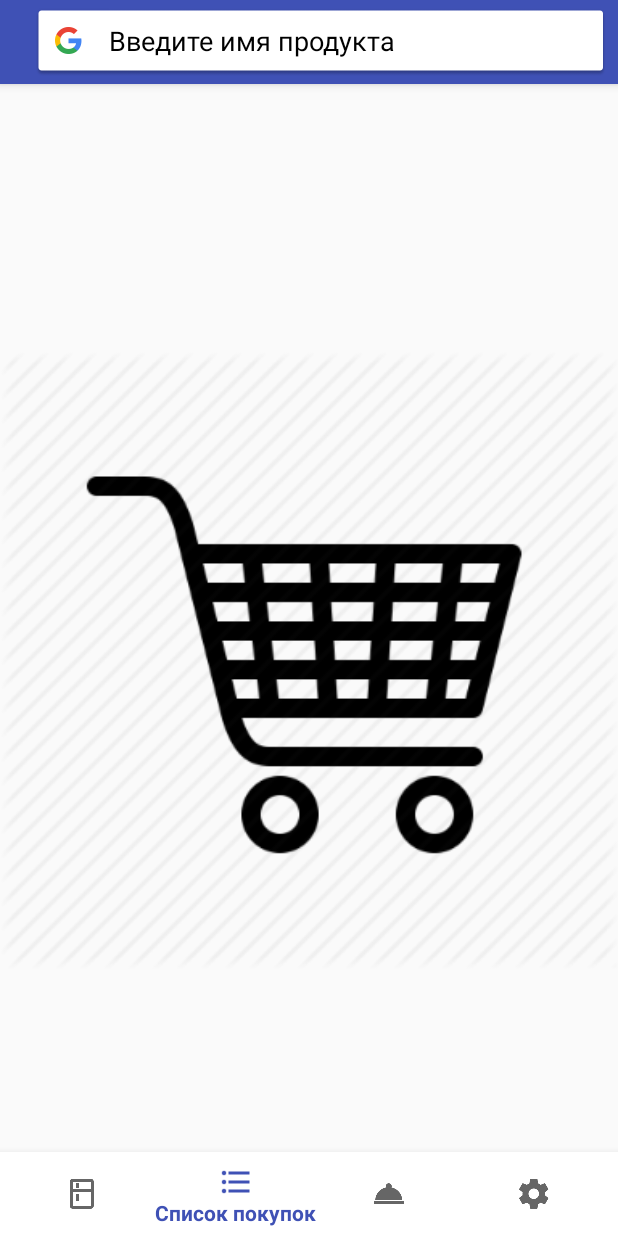
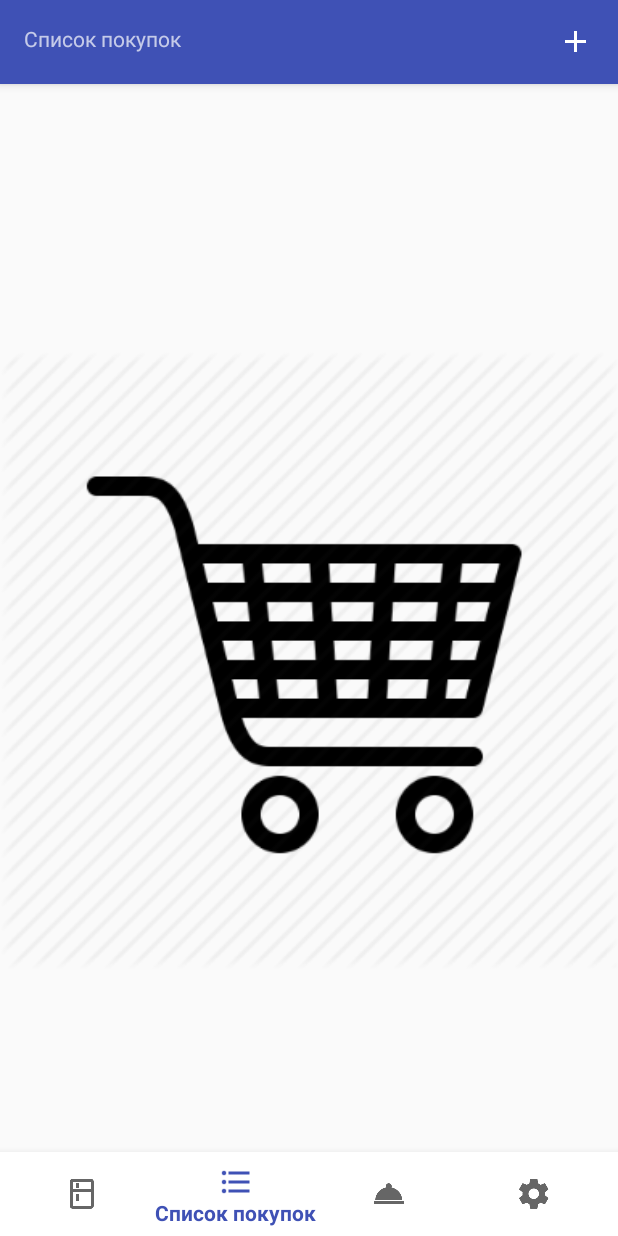
Before and after one commit to LidaVygonskaya/FoodTracker, an Android app: the ShoppingListActivity screen opened directly, with no data from a screen before it, on a phone screen of 412 x 824 dp. Run offline under Robolectric (Android 15) with nearby library versions, the phone set to English and light mode, and no system bars.

Commit message:
Add ShoppingList

```diff
--- a/app/src/main/AndroidManifest.xml
+++ b/app/src/main/AndroidManifest.xml
@@ -22,7 +22,6 @@
                 <category android:name="android.intent.category.LAUNCHER" />
             </intent-filter>
         </activity>
-        <activity android:name=".ScanActivity" />
         <activity android:name=".CameraScanActivity" />
 
         <meta-data
--- a/app/src/main/java/com/example/lida/foodtracker/MainActivity.java
+++ b/app/src/main/java/com/example/lida/foodtracker/MainActivity.java
@@ -74,8 +74,8 @@ public class MainActivity extends BaseActivity {
             return;
         }
         Bundle bundle = data.getExtras();
-        ArrayList<Product> reslutList = (ArrayList<Product>)bundle.getSerializable("BARCODES_LIST");
-        for (Product p:reslutList) {
+        ArrayList<Product> resultList = (ArrayList<Product>)bundle.getSerializable("BARCODES_LIST");
+        for (Product p:resultList) {
             productNames.add(p.getName());
         }
         productAdapter.notifyDataSetChanged();
--- a/app/src/main/java/com/example/lida/foodtracker/ShoppingListActivity.java
+++ b/app/src/main/java/com/example/lida/foodtracker/ShoppingListActivity.java
@@ -1,20 +1,34 @@
 package com.example.lida.foodtracker;
 
 import android.app.Activity;
+import android.app.AlertDialog;
 import android.content.Context;
+import android.content.DialogInterface;
+import android.support.annotation.NonNull;
 import android.support.design.widget.BottomNavigationView;
 import android.support.v7.app.AppCompatActivity;
 import android.os.Bundle;
+import android.text.Editable;
+import android.view.LayoutInflater;
 import android.view.View;
 import android.view.inputmethod.InputMethodManager;
+import android.widget.AdapterView;
+import android.widget.ArrayAdapter;
 import android.widget.Button;
 import android.widget.EditText;
 import android.widget.ImageButton;
 import android.widget.ListView;
+import android.widget.Toast;
 
+import java.util.Collection;
+import java.util.Iterator;
+import java.util.List;
+
+import com.example.lida.foodtracker.Retrofit.Product;
 import com.example.lida.foodtracker.Utils.ListViewItemWithCheckBoxAdapter;
 
 import java.util.ArrayList;
+import java.util.ListIterator;
 
 
 public class ShoppingListActivity extends BaseActivity {
@@ -29,12 +43,13 @@ public class ShoppingListActivity extends BaseActivity {
         return R.id.shopping_list;
     }
 
-    ImageButton addProduct;
-    ImageButton clearText;
-    EditText addProductText;
-    ListView productList;
-    ListViewItemWithCheckBoxAdapter adapter;
-    ArrayList<String> products;
+    private ArrayAdapter<String> adapter;
+    private ArrayList<String> productList;
+    private ListView shoppingList;
+
+    private EditText shoppingListText;
+    private LayoutInflater inflater;
+    private ImageButton addShoppingListButton;
 
     @Override
     protected void onCreate(Bundle savedInstanceState) {
@@ -44,60 +59,55 @@ public class ShoppingListActivity extends BaseActivity {
         bottomNavigation = (BottomNavigationView) findViewById(R.id.bottom_navigation);
         bottomNavigation.setOnNavigationItemSelectedListener(this);
 
-        products = new ArrayList<String>();
+        inflater = ShoppingListActivity.this.getLayoutInflater();
 
-        productList = (ListView) findViewById(R.id.product_list);
-        adapter = new ListViewItemWithCheckBoxAdapter(getApplicationContext(), products);
-        productList.setAdapter(adapter);
-        productList.setEmptyView(findViewById(R.id.empty));
+        shoppingList = (ListView) findViewById(R.id.shopping_list);
+        shoppingList.setEmptyView(findViewById(R.id.empty));
 
-        addProduct = (ImageButton) findViewById(R.id.done_button);
-        addProduct.setOnClickListener(addProductListener);
+        productList = new ArrayList<String>() ;
 
-        clearText = (ImageButton) findViewById(R.id.clear_button);
-        clearText.setOnClickListener(clearTextListener);
+        adapter = new ArrayAdapter<String>(this, android.R.layout.simple_list_item_multiple_choice, productList);
+        shoppingList.setAdapter(adapter);
 
-        addProductText = (EditText) findViewById(R.id.add_product_text);
-        addProductText.setOnFocusChangeListener(changeFocusListener);
+        addShoppingListButton = (ImageButton) findViewById(R.id.add_shoppig_list);
+        addShoppingListButton.setOnClickListener(new View.OnClickListener() {
+            @Override
+            public void onClick(View v) {
+                v = inflater.inflate(R.layout.add_shopping_list, null);
+                AlertDialog.Builder mBuilder = new AlertDialog.Builder(ShoppingListActivity.this);
+
+                mBuilder.setTitle("Что купить?");
+                mBuilder.setView(v);
+
+                shoppingListText = (EditText)v.findViewById(R.id.add_shoppig_list_text);
+
+                mBuilder.setPositiveButton("Добавить", new DialogInterface.OnClickListener() {
+                    @Override
+                    public void onClick(DialogInterface dialog, int which) {
+                        try {
+                            String shopList = shoppingListText.getText().toString();
+                            for (String p : shopList.split("\n|,")) {
+                                productList.add(p);
+                            }
+                            adapter.notifyDataSetChanged();
+                        }
+                        catch (Exception e) {
+                            Toast.makeText(getApplicationContext(), e.getMessage(), Toast.LENGTH_LONG).show();
+                        }
+                    }
+                });
+
+                mBuilder.setNegativeButton("Отменить", new DialogInterface.OnClickListener() {
+                    @Override
+                    public void onClick(DialogInterface dialog, int which) {
+
+                    }
+                });
+
+                mBuilder.show();
+            }
+        });
 
     }
 
-    EditText.OnFocusChangeListener changeFocusListener = new View.OnFocusChangeListener() {
-        @Override
-        public void onFocusChange(View v, boolean hasFocus) {
-            if (hasFocus) {
-                addProduct.setVisibility(View.VISIBLE);
-                clearText.setVisibility(View.VISIBLE);
-            } else {
-                addProduct.setVisibility(View.INVISIBLE);
-                clearText.setVisibility(View.INVISIBLE);
-                hideKeyboard(v)
-                ;
-            }
-        }
-    };
-
-    Button.OnClickListener addProductListener = new View.OnClickListener() {
-        @Override
-        public void onClick(View v) {
-            String productName = addProductText.getText().toString();
-            if (!productName.isEmpty()) {
-                products.add(productName);
-                adapter.notifyDataSetChanged();
-                addProductText.getText().clear();
-            }
-        }
-    };
-
-    Button.OnClickListener clearTextListener = new View.OnClickListener() {
-        @Override
-        public void onClick(View v) {
-            addProductText.getText().clear();
-        }
-    };
-
-    public void hideKeyboard(View view) {
-        InputMethodManager inputMethodManager =(InputMethodManager)getSystemService(Activity.INPUT_METHOD_SERVICE);
-        inputMethodManager.hideSoftInputFromWindow(view.getWindowToken(), 0);
-    }
 }
--- a/app/src/main/res/layout/activity_shopping_list.xml
+++ b/app/src/main/res/layout/activity_shopping_list.xml
@@ -11,73 +11,52 @@
         android:layout_height="fill_parent"
         android:clickable="true"
         android:focusableInTouchMode="true">
+
         <android.support.design.widget.AppBarLayout
             android:id="@+id/app_bar"
             android:layout_width="match_parent"
             android:layout_height="wrap_content"
             android:theme="@style/AppTheme.AppBarOverlay"
-        app:layout_anchorGravity="top|center"
-        >
+            app:layout_anchorGravity="top|center">
 
             <android.support.v7.widget.Toolbar
                 android:id="@+id/toolbar"
                 android:layout_width="match_parent"
-            android:layout_height="?attr/actionBarSize"
-            >
-        <RelativeLayout
-            android:layout_width="fill_parent"
+                android:layout_height="?attr/actionBarSize">
+
+                <LinearLayout
+                    android:layout_width="match_parent"
                     android:layout_height="wrap_content"
-            >
+                    android:weightSum="1">
 
-            <EditText
-                android:id="@+id/add_product_text"
-                android:layout_width="fill_parent"
+                    <TextView
+                        android:id="@+id/title"
+                        android:layout_width="0dp"
                         android:layout_height="wrap_content"
-                android:layout_marginLeft="5dp"
-                android:layout_marginRight="5dp"
-                android:background="@drawable/common_google_signin_btn_text_light"
-                android:textColorHint="@android:color/black"
-                android:hint="@string/enter_product_name"
-                android:textColor="@android:color/black" />
+                        android:layout_weight="1"
+                        android:text="@string/shopping_list"/>
 
                     <ImageButton
-                android:id="@+id/done_button"
+                        android:id="@+id/add_shoppig_list"
                         android:layout_width="wrap_content"
                         android:layout_height="wrap_content"
-                android:layout_alignParentRight="true"
-                android:layout_centerVertical="true"
-                android:layout_marginBottom="16dp"
-                android:layout_marginEnd="16dp"
-                android:layout_marginLeft="16dp"
-                android:layout_marginRight="16dp"
-                android:layout_marginStart="16dp"
-                android:layout_marginTop="16dp"
+                        android:src="@drawable/ic_add_white_24dp"
                         android:background="@null"
-                android:src="@drawable/ic_done_black_18dp"
-                android:visibility="invisible" />
+                        android:layout_marginRight="16dp"/>
 
-            <ImageButton
-                android:id="@+id/clear_button"
-                android:layout_width="wrap_content"
-                android:layout_height="wrap_content"
-                android:background="@null"
-                android:layout_toLeftOf="@+id/done_button"
-                android:src="@drawable/ic_clear_black_18dp"
-                android:layout_centerVertical="true"
-                android:layout_margin="4dp"
-                android:visibility="invisible"/>
-
-        </RelativeLayout>
+                </LinearLayout>
 
             </android.support.v7.widget.Toolbar>
 
         </android.support.design.widget.AppBarLayout>
 
     <ListView
-        android:id="@+id/product_list"
+        android:id="@+id/shopping_list"
         android:layout_below="@id/app_bar"
         android:layout_width="match_parent"
-        android:layout_height="wrap_content">
+        android:layout_height="wrap_content"
+        android:choiceMode="multipleChoice">
+
     </ListView>
         <ImageView
             android:id="@+id/empty"
--- a/app/src/main/res/values/strings.xml
+++ b/app/src/main/res/values/strings.xml
@@ -4,7 +4,7 @@
     <string name="shopping_list">Список покупок</string>
     <string name="recipes">Рецепты</string>
     <string name="settings">Настройки</string>
-    <string name="button_save">Добавить в холодильник</string>
+    <string name="button_save">Сохранить</string>
     <string name="add_product_start">Начните сканировать продукты</string>
     <string name="title_activity_main2">Main2Activity</string>
     <string name="my_fridges">Мои холодильники</string>
```
Also changed, not shown: app/src/main/java/com/example/lida/foodtracker/ScanActivity.java (deleted, +0 -60 lines), app/src/main/res/layout/activity_main.xml (+6 -4 lines), app/src/main/res/layout/activity_scan.xml (deleted, +0 -22 lines), app/src/main/res/layout/add_shopping_list.xml (added, +13 -0 lines). Lines whose indentation alone changed are shown as unchanged.
